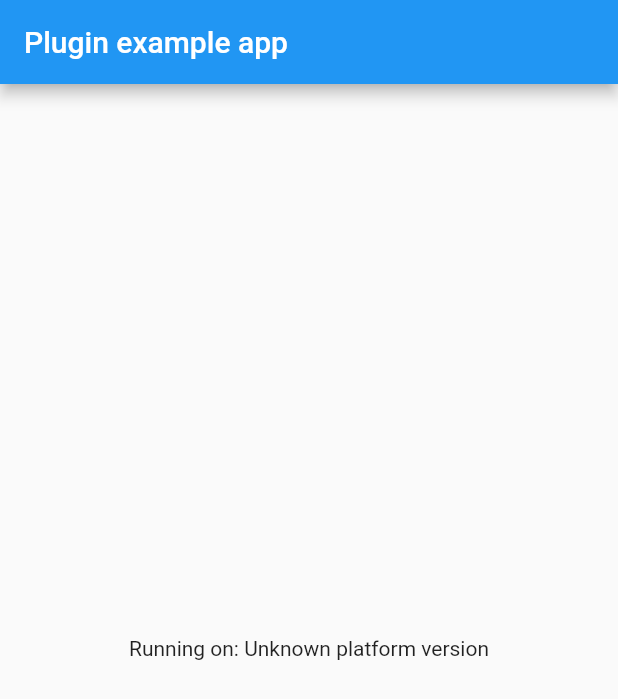
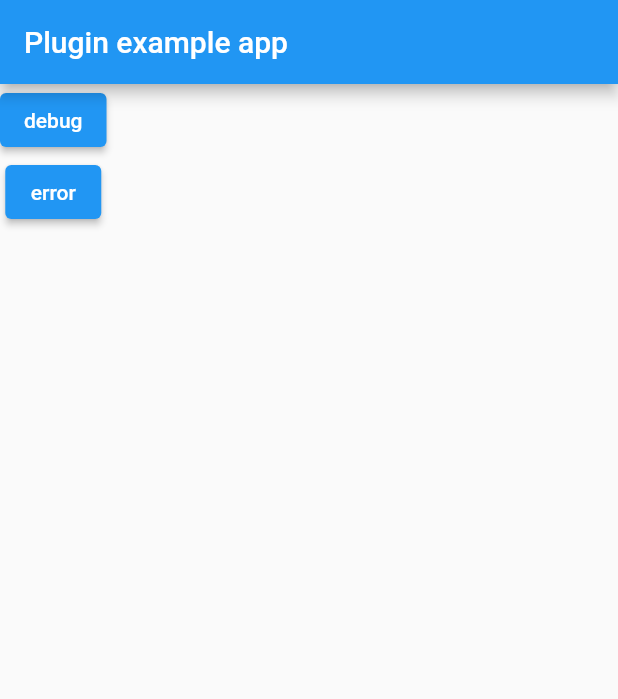
Before and after one commit to gmendozah/emoji_logger_native, a Flutter app: the screen it shows after launch, on a phone screen of 412 x 824 dp. Shown: the top 699 px of the screen. Run offline on Flutter 3.47's test engine with Material 2 defaults, Android fonts, the phone set to English and light mode, and no system bars; missing offline and left inert: dart:html.

Commit message:
feat: implement method channel
- add debug impl
- add error impl
- implement lib on UI

```diff
--- a/example/lib/main.dart
+++ b/example/lib/main.dart
@@ -19,29 +19,6 @@ class _MyAppState extends State<MyApp> {
   @override
   void initState() {
     super.initState();
-    initPlatformState();
-  }
-
-  // Platform messages are asynchronous, so we initialize in an async method.
-  Future<void> initPlatformState() async {
-    String platformVersion;
-    // Platform messages may fail, so we use a try/catch PlatformException.
-    // We also handle the message potentially returning null.
-    try {
-      platformVersion =
-          await FlutterPlugin.platformVersion ?? 'Unknown platform version';
-    } on PlatformException {
-      platformVersion = 'Failed to get platform version.';
-    }
-
-    // If the widget was removed from the tree while the asynchronous platform
-    // message was in flight, we want to discard the reply rather than calling
-    // setState to update our non-existent appearance.
-    if (!mounted) return;
-
-    setState(() {
-      _platformVersion = platformVersion;
-    });
   }
 
   @override
@@ -51,8 +28,21 @@ class _MyAppState extends State<MyApp> {
         appBar: AppBar(
           title: const Text('Plugin example app'),
         ),
-        body: Center(
-          child: Text('Running on: $_platformVersion\n'),
+        body: Column(
+          children: [
+            ElevatedButton(
+              child: Text('debug'),
+              onPressed: () {
+                FlutterPlugin.debug('this is debug');
+              },
+            ),
+            ElevatedButton(
+              child: Text('error'),
+              onPressed: () {
+                FlutterPlugin.debug('this is error');
+              },
+            ),
+          ],
         ),
       ),
     );
--- a/lib/flutter_plugin.dart
+++ b/lib/flutter_plugin.dart
@@ -1,14 +1,19 @@
-
 import 'dart:async';
 
 import 'package:flutter/services.dart';
 
 class FlutterPlugin {
-  static const MethodChannel _channel =
-      const MethodChannel('flutter_plugin');
+  static const MethodChannel _channel = const MethodChannel('flutter_plugin');
 
-  static Future<String?> get platformVersion async {
-    final String? version = await _channel.invokeMethod('getPlatformVersion');
-    return version;
+  static Future<void> debug(String message) async {
+    await _channel.invokeMethod('debug', {
+      'message': message,
+    });
+  }
+
+  static Future<void> error(String message) async {
+    await _channel.invokeMethod('error', {
+      'message': message,
+    });
   }
 }
```
